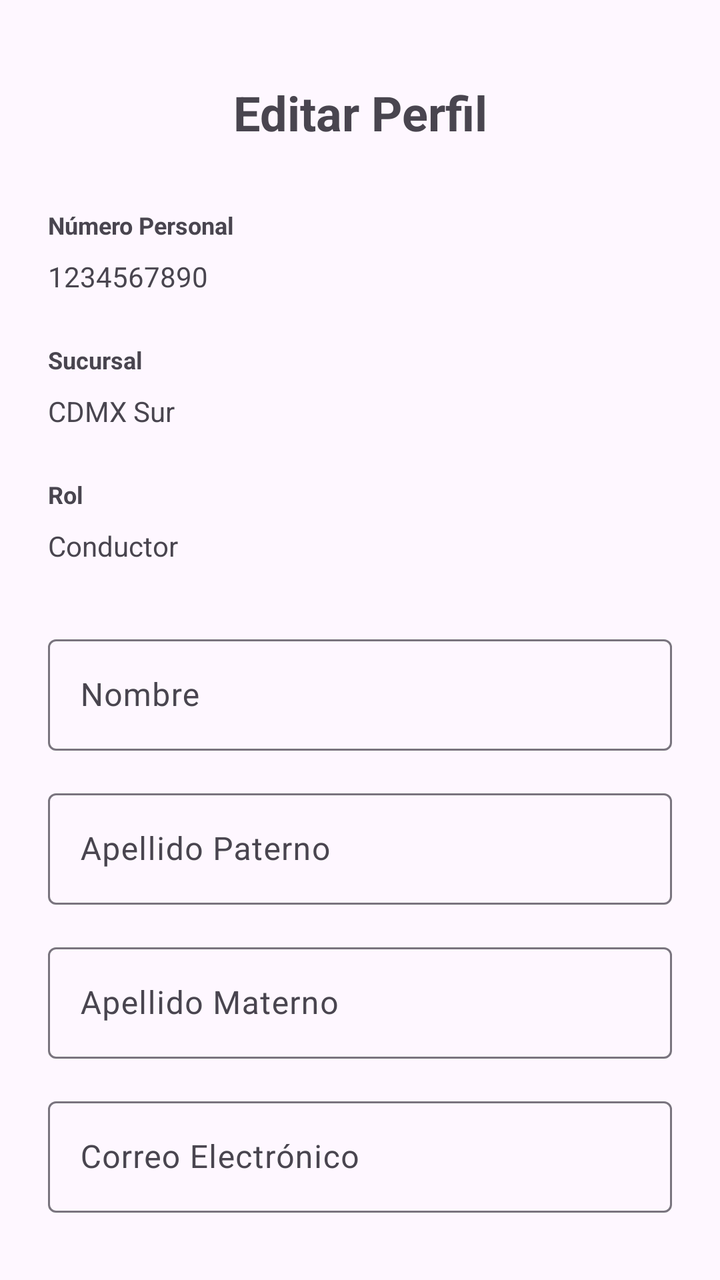
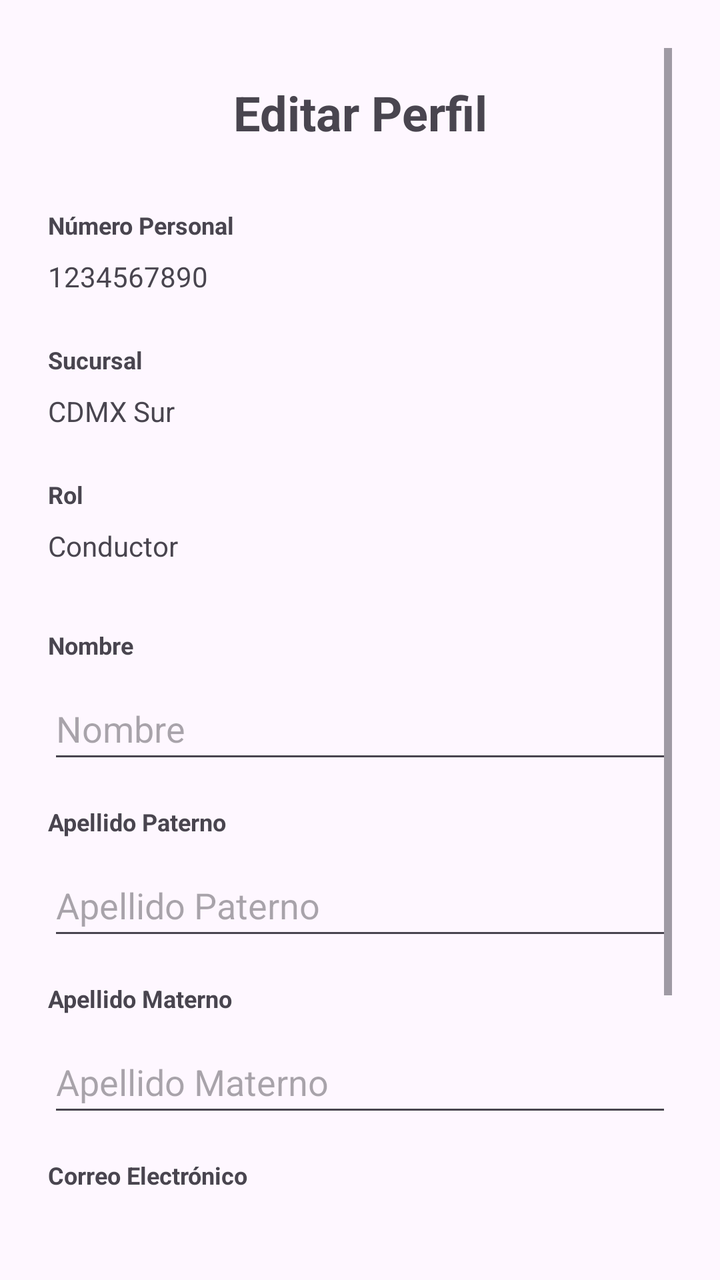

Before-and-after screenshots of an Android layout around one commit, followed by the original layout XML and the change that was made.
<!-- AndroidManifest.xml: application theme Theme.PacketWorld -->
<!-- res/layout/activity_edicion_conductor.xml -->
<?xml version="1.0" encoding="utf-8"?>
<layout xmlns:android="http://schemas.android.com/apk/res/android"
    xmlns:app="http://schemas.android.com/apk/res-auto"
    xmlns:tools="http://schemas.android.com/tools">

    <androidx.constraintlayout.widget.ConstraintLayout
        android:id="@+id/main"
        android:layout_width="match_parent"
        android:layout_height="match_parent"
        android:padding="24dp"
        tools:context=".EdicionConductorActivity">

        <TextView
            android:id="@+id/tv_titulo"
            android:layout_width="wrap_content"
            android:layout_height="wrap_content"
            android:text="Editar Perfil"
            android:textSize="24sp"
            android:textStyle="bold"
            app:layout_constraintTop_toTopOf="parent"
            app:layout_constraintStart_toStartOf="parent"
            app:layout_constraintEnd_toEndOf="parent"
            android:layout_marginTop="16dp" />

        
        <TextView
            android:id="@+id/tv_label_numero_personal"
            android:layout_width="wrap_content"
            android:layout_height="wrap_content"
            android:text="Número Personal"
            android:textSize="12sp"
            android:textStyle="bold"
            android:layout_marginTop="32dp"
            app:layout_constraintTop_toBottomOf="@id/tv_titulo"
            app:layout_constraintStart_toStartOf="parent" />

        <TextView
            android:id="@+id/tvNumeroPersonal"
            android:layout_width="0dp"
            android:layout_height="wrap_content"
            android:layout_marginTop="8dp"
            android:text="1234567890"
            android:textSize="14sp"
            app:layout_constraintTop_toBottomOf="@id/tv_label_numero_personal"
            app:layout_constraintStart_toStartOf="parent"
            app:layout_constraintEnd_toEndOf="parent" />

        
        <TextView
            android:id="@+id/tv_label_sucursal"
            android:layout_width="wrap_content"
            android:layout_height="wrap_content"
            android:text="Sucursal"
            android:textSize="12sp"
            android:textStyle="bold"
            android:layout_marginTop="24dp"
            app:layout_constraintTop_toBottomOf="@id/tvNumeroPersonal"
            app:layout_constraintStart_toStartOf="parent" />

        <TextView
            android:id="@+id/tvSucursal"
            android:layout_width="0dp"
            android:layout_height="wrap_content"
            android:layout_marginTop="8dp"
            android:text="CDMX Sur"
            android:textSize="14sp"
            app:layout_constraintTop_toBottomOf="@id/tv_label_sucursal"
            app:layout_constraintStart_toStartOf="parent"
            app:layout_constraintEnd_toEndOf="parent" />

        
        <TextView
            android:id="@+id/tv_label_rol"
            android:layout_width="wrap_content"
            android:layout_height="wrap_content"
            android:text="Rol"
            android:textSize="12sp"
            android:textStyle="bold"
            android:layout_marginTop="24dp"
            app:layout_constraintTop_toBottomOf="@id/tvSucursal"
            app:layout_constraintStart_toStartOf="parent" />

        <TextView
            android:id="@+id/tvRol"
            android:layout_width="0dp"
            android:layout_height="wrap_content"
            android:layout_marginTop="8dp"
            android:text="Conductor"
            android:textSize="14sp"
            app:layout_constraintTop_toBottomOf="@id/tv_label_rol"
            app:layout_constraintStart_toStartOf="parent"
            app:layout_constraintEnd_toEndOf="parent" />

        
        <com.google.android.material.textfield.TextInputLayout
            android:id="@+id/til_nombre"
            android:layout_width="0dp"
            android:layout_height="wrap_content"
            android:layout_marginTop="32dp"
            app:layout_constraintTop_toBottomOf="@id/tvRol"
            app:layout_constraintStart_toStartOf="parent"
            app:layout_constraintEnd_toEndOf="parent"
            android:hint="Nombre">

            <com.google.android.material.textfield.TextInputEditText
                android:id="@+id/etNombre"
                android:layout_width="match_parent"
                android:layout_height="wrap_content"
                android:inputType="textPersonName" />

        </com.google.android.material.textfield.TextInputLayout>

        
        <com.google.android.material.textfield.TextInputLayout
            android:id="@+id/til_apellido_paterno"
            android:layout_width="0dp"
            android:layout_height="wrap_content"
            android:layout_marginTop="16dp"
            app:layout_constraintTop_toBottomOf="@id/til_nombre"
            app:layout_constraintStart_toStartOf="parent"
            app:layout_constraintEnd_toEndOf="parent"
            android:hint="Apellido Paterno">

            <com.google.android.material.textfield.TextInputEditText
                android:id="@+id/etApellidoPaterno"
                android:layout_width="match_parent"
                android:layout_height="wrap_content"
                android:inputType="textPersonName" />

        </com.google.android.material.textfield.TextInputLayout>

        
        <com.google.android.material.textfield.TextInputLayout
            android:id="@+id/til_apellido_materno"
            android:layout_width="0dp"
            android:layout_height="wrap_content"
            android:layout_marginTop="16dp"
            app:layout_constraintTop_toBottomOf="@id/til_apellido_paterno"
            app:layout_constraintStart_toStartOf="parent"
            app:layout_constraintEnd_toEndOf="parent"
            android:hint="Apellido Materno">

            <com.google.android.material.textfield.TextInputEditText
                android:id="@+id/etApellidoMaterno"
                android:layout_width="match_parent"
                android:layout_height="wrap_content"
                android:inputType="textPersonName" />

        </com.google.android.material.textfield.TextInputLayout>

        
        <com.google.android.material.textfield.TextInputLayout
            android:id="@+id/til_correo"
            android:layout_width="0dp"
            android:layout_height="wrap_content"
            android:layout_marginTop="16dp"
            app:layout_constraintTop_toBottomOf="@id/til_apellido_materno"
            app:layout_constraintStart_toStartOf="parent"
            app:layout_constraintEnd_toEndOf="parent"
            android:hint="Correo Electrónico">

            <com.google.android.material.textfield.TextInputEditText
                android:id="@+id/etCorreo"
                android:layout_width="match_parent"
                android:layout_height="wrap_content"
                android:inputType="textEmailAddress" />

        </com.google.android.material.textfield.TextInputLayout>

        
        <Button
            android:id="@+id/btnActualizar"
            android:layout_width="0dp"
            android:layout_height="wrap_content"
            android:text="Actualizar"
            android:layout_marginTop="48dp"
            app:layout_constraintTop_toBottomOf="@id/til_correo"
            app:layout_constraintStart_toStartOf="parent"
            app:layout_constraintEnd_toEndOf="parent" />

    </androidx.constraintlayout.widget.ConstraintLayout>
</layout>
<!-- resources referenced by this layout -->
<resources>
  <style name="Theme.PacketWorld" parent="Base.Theme.PacketWorld" />
  <style name="Base.Theme.PacketWorld" parent="Theme.Material3.DayNight.NoActionBar">
          
          
      </style>
</resources>

<!-- the commit's change to res/layout/activity_edicion_conductor.xml (unified diff, before → after) -->
@@ -1,182 +1,181 @@
 <?xml version="1.0" encoding="utf-8"?>
-<layout xmlns:android="http://schemas.android.com/apk/res/android"
-    xmlns:app="http://schemas.android.com/apk/res-auto"
-    xmlns:tools="http://schemas.android.com/tools">
+<LinearLayout xmlns:android="http://schemas.android.com/apk/res/android"
+    xmlns:tools="http://schemas.android.com/tools"
+    android:id="@+id/main"
+    android:layout_width="match_parent"
+    android:layout_height="match_parent"
+    android:orientation="vertical"
+    android:padding="24dp"
+    tools:context=".EdicionConductorActivity">
 
-    <androidx.constraintlayout.widget.ConstraintLayout
-        android:id="@+id/main"
+    <ScrollView
         android:layout_width="match_parent"
-        android:layout_height="match_parent"
-        android:padding="24dp"
-        tools:context=".EdicionConductorActivity">
+        android:layout_height="0dp"
+        android:layout_weight="1">
 
-        <TextView
-            android:id="@+id/tv_titulo"
-            android:layout_width="wrap_content"
+        <LinearLayout
+            android:layout_width="match_parent"
             android:layout_height="wrap_content"
-            android:text="Editar Perfil"
-            android:textSize="24sp"
-            android:textStyle="bold"
-            app:layout_constraintTop_toTopOf="parent"
-            app:layout_constraintStart_toStartOf="parent"
-            app:layout_constraintEnd_toEndOf="parent"
-            android:layout_marginTop="16dp" />
+            android:orientation="vertical">
 
-        
-        <TextView
-            android:id="@+id/tv_label_numero_personal"
-            android:layout_width="wrap_content"
-            android:layout_height="wrap_content"
-            android:text="Número Personal"
-            android:textSize="12sp"
-            android:textStyle="bold"
-            android:layout_marginTop="32dp"
-            app:layout_constraintTop_toBottomOf="@id/tv_titulo"
-            app:layout_constraintStart_toStartOf="parent" />
+            <TextView
+                android:id="@+id/tv_titulo"
+                android:layout_width="match_parent"
+                android:layout_height="wrap_content"
+                android:text="Editar Perfil"
+                android:textSize="24sp"
+                android:textStyle="bold"
+                android:gravity="center"
+                android:layout_marginTop="16dp" />
 
-        <TextView
-            android:id="@+id/tvNumeroPersonal"
-            android:layout_width="0dp"
-            android:layout_height="wrap_content"
-            android:layout_marginTop="8dp"
-            android:text="1234567890"
-            android:textSize="14sp"
-            app:layout_constraintTop_toBottomOf="@id/tv_label_numero_personal"
-            app:layout_constraintStart_toStartOf="parent"
-            app:layout_constraintEnd_toEndOf="parent" />
+            
+            <TextView
+                android:id="@+id/tv_label_numero_personal"
+                android:layout_width="wrap_content"
+                android:layout_height="wrap_content"
+                android:text="Número Personal"
+                android:textSize="12sp"
+                android:textStyle="bold"
+                android:layout_marginTop="32dp" />
 
-        
-        <TextView
-            android:id="@+id/tv_label_sucursal"
-            android:layout_width="wrap_content"
-            android:layout_height="wrap_content"
-            android:text="Sucursal"
-            android:textSize="12sp"
-            android:textStyle="bold"
-            android:layout_marginTop="24dp"
-            app:layout_constraintTop_toBottomOf="@id/tvNumeroPersonal"
-            app:layout_constraintStart_toStartOf="parent" />
+            <TextView
+                android:id="@+id/tvNumeroPersonal"
+                android:layout_width="match_parent"
+                android:layout_height="wrap_content"
+                android:layout_marginTop="8dp"
+                android:text="1234567890"
+                android:textSize="14sp" />
 
-        <TextView
-            android:id="@+id/tvSucursal"
-            android:layout_width="0dp"
-            android:layout_height="wrap_content"
-            android:layout_marginTop="8dp"
-            android:text="CDMX Sur"
-            android:textSize="14sp"
-            app:layout_constraintTop_toBottomOf="@id/tv_label_sucursal"
-            app:layout_constraintStart_toStartOf="parent"
-            app:layout_constraintEnd_toEndOf="parent" />
+            
+            <TextView
+                android:id="@+id/tv_label_sucursal"
+                android:layout_width="wrap_content"
+                android:layout_height="wrap_content"
+                android:text="Sucursal"
+                android:textSize="12sp"
+                android:textStyle="bold"
+                android:layout_marginTop="24dp" />
 
-        
-        <TextView
-            android:id="@+id/tv_label_rol"
-            android:layout_width="wrap_content"
-            android:layout_height="wrap_content"
-            android:text="Rol"
-            android:textSize="12sp"
-            android:textStyle="bold"
-            android:layout_marginTop="24dp"
-            app:layout_constraintTop_toBottomOf="@id/tvSucursal"
-            app:layout_constraintStart_toStartOf="parent" />
+            <TextView
+                android:id="@+id/tvSucursal"
+                android:layout_width="match_parent"
+                android:layout_height="wrap_content"
+                android:layout_marginTop="8dp"
+                android:text="CDMX Sur"
+                android:textSize="14sp" />
 
-        <TextView
-            android:id="@+id/tvRol"
-            android:layout_width="0dp"
-            android:layout_height="wrap_content"
-            android:layout_marginTop="8dp"
-            android:text="Conductor"
-            android:textSize="14sp"
-            app:layout_constraintTop_toBottomOf="@id/tv_label_rol"
-            app:layout_constraintStart_toStartOf="parent"
-            app:layout_constraintEnd_toEndOf="parent" />
+            
+            <TextView
+                android:id="@+id/tv_label_rol"
+                android:layout_width="wrap_content"
+                android:layout_height="wrap_content"
+                android:text="Rol"
+                android:textSize="12sp"
+                android:textStyle="bold"
+                android:layout_marginTop="24dp" />
 
-        
-        <com.google.android.material.textfield.TextInputLayout
-            android:id="@+id/til_nombre"
-            android:layout_width="0dp"
-            android:layout_height="wrap_content"
-            android:layout_marginTop="32dp"
-            app:layout_constraintTop_toBottomOf="@id/tvRol"
-            app:layout_constraintStart_toStartOf="parent"
-            app:layout_constraintEnd_toEndOf="parent"
-            android:hint="Nombre">
+            <TextView
+                android:id="@+id/tvRol"
+                android:layout_width="match_parent"
+                android:layout_height="wrap_content"
+                android:layout_marginTop="8dp"
+                android:text="Conductor"
+                android:textSize="14sp" />
 
-            <com.google.android.material.textfield.TextInputEditText
+            
+            <TextView
+                android:id="@+id/tv_label_nombre"
+                android:layout_width="wrap_content"
+                android:layout_height="wrap_content"
+                android:text="Nombre"
+                android:textSize="12sp"
+                android:textStyle="bold"
+                android:layout_marginTop="32dp" />
+
+            <EditText
                 android:id="@+id/etNombre"
                 android:layout_width="match_parent"
                 android:layout_height="wrap_content"
-                android:inputType="textPersonName" />
+                android:layout_marginTop="8dp"
+                android:inputType="textPersonName"
+                android:minHeight="48dp"
+                android:importantForAccessibility="yes"
+                android:autofillHints="name"
+                android:hint="Nombre" />
 
-        </com.google.android.material.textfield.TextInputLayout>
+            
+            <TextView
+                android:id="@+id/tv_label_apellido_paterno"
+                android:layout_width="wrap_content"
+                android:layout_height="wrap_content"
+                android:text="Apellido Paterno"
+                android:textSize="12sp"
+                android:textStyle="bold"
+                android:layout_marginTop="16dp" />
 
-        
-        <com.google.android.material.textfield.TextInputLayout
-            android:id="@+id/til_apellido_paterno"
-            android:layout_width="0dp"
-            android:layout_height="wrap_content"
-            android:layout_marginTop="16dp"
-            app:layout_constraintTop_toBottomOf="@id/til_nombre"
-            app:layout_constraintStart_toStartOf="parent"
-            app:layout_constraintEnd_toEndOf="parent"
-            android:hint="Apellido Paterno">
-
-            <com.google.android.material.textfield.TextInputEditText
+            <EditText
                 android:id="@+id/etApellidoPaterno"
                 android:layout_width="match_parent"
                 android:layout_height="wrap_content"
-                android:inputType="textPersonName" />
+                android:layout_marginTop="8dp"
+                android:inputType="textPersonName"
+                android:minHeight="48dp"
+                android:importantForAccessibility="yes"
+                android:autofillHints="familyName"
+                android:hint="Apellido Paterno" />
 
-        </com.google.android.material.textfield.TextInputLayout>
+            
+            <TextView
+                android:id="@+id/tv_label_apellido_materno"
+                android:layout_width="wrap_content"
+                android:layout_height="wrap_content"
+                android:text="Apellido Materno"
+                android:textSize="12sp"
+                android:textStyle="bold"
+                android:layout_marginTop="16dp" />
 
-        
-        <com.google.android.material.textfield.TextInputLayout
-            android:id="@+id/til_apellido_materno"
-            android:layout_width="0dp"
-            android:layout_height="wrap_content"
-            android:layout_marginTop="16dp"
-            app:layout_constraintTop_toBottomOf="@id/til_apellido_paterno"
-            app:layout_constraintStart_toStartOf="parent"
-            app:layout_constraintEnd_toEndOf="parent"
-            android:hint="Apellido Materno">
-
-            <com.google.android.material.textfield.TextInputEditText
+            <EditText
                 android:id="@+id/etApellidoMaterno"
                 android:layout_width="match_parent"
                 android:layout_height="wrap_content"
-                android:inputType="textPersonName" />
+                android:layout_marginTop="8dp"
+                android:inputType="textPersonName"
+                android:minHeight="48dp"
+                android:importantForAccessibility="yes"
+                android:autofillHints="familyName"
+                android:hint="Apellido Materno" />
 
-        </com.google.android.material.textfield.TextInputLayout>
+            
+            <TextView
+                android:id="@+id/tv_label_correo"
+                android:layout_width="wrap_content"
+                android:layout_height="wrap_content"
+                android:text="Correo Electrónico"
+                android:textSize="12sp"
+                android:textStyle="bold"
+                android:layout_marginTop="16dp" />
 
-        
-        <com.google.android.material.textfield.TextInputLayout
-            android:id="@+id/til_correo"
-            android:layout_width="0dp"
-            android:layout_height="wrap_content"
-            android:layout_marginTop="16dp"
-            app:layout_constraintTop_toBottomOf="@id/til_apellido_materno"
-            app:layout_constraintStart_toStartOf="parent"
-            app:layout_constraintEnd_toEndOf="parent"
-            android:hint="Correo Electrónico">
-
-            <com.google.android.material.textfield.TextInputEditText
+            <EditText
                 android:id="@+id/etCorreo"
                 android:layout_width="match_parent"
                 android:layout_height="wrap_content"
-                android:inputType="textEmailAddress" />
+                android:layout_marginTop="8dp"
+                android:inputType="textEmailAddress"
+                android:minHeight="48dp"
+                android:importantForAccessibility="yes"
+                android:autofillHints="emailAddress"
+                android:hint="Correo Electrónico" />
 
-        </com.google.android.material.textfield.TextInputLayout>
+            
+            <Button
+                android:id="@+id/btnActualizar"
+                android:layout_width="match_parent"
+                android:layout_height="wrap_content"
+                android:text="Actualizar"
+                android:layout_marginTop="48dp"
+                android:layout_marginBottom="16dp" />
 
-        
-        <Button
-            android:id="@+id/btnActualizar"
-            android:layout_width="0dp"
-            android:layout_height="wrap_content"
-            android:text="Actualizar"
-            android:layout_marginTop="48dp"
-            app:layout_constraintTop_toBottomOf="@id/til_correo"
-            app:layout_constraintStart_toStartOf="parent"
-            app:layout_constraintEnd_toEndOf="parent" />
+        </LinearLayout>
+    </ScrollView>
 
-    </androidx.constraintlayout.widget.ConstraintLayout>
-</layout>
+</LinearLayout>
